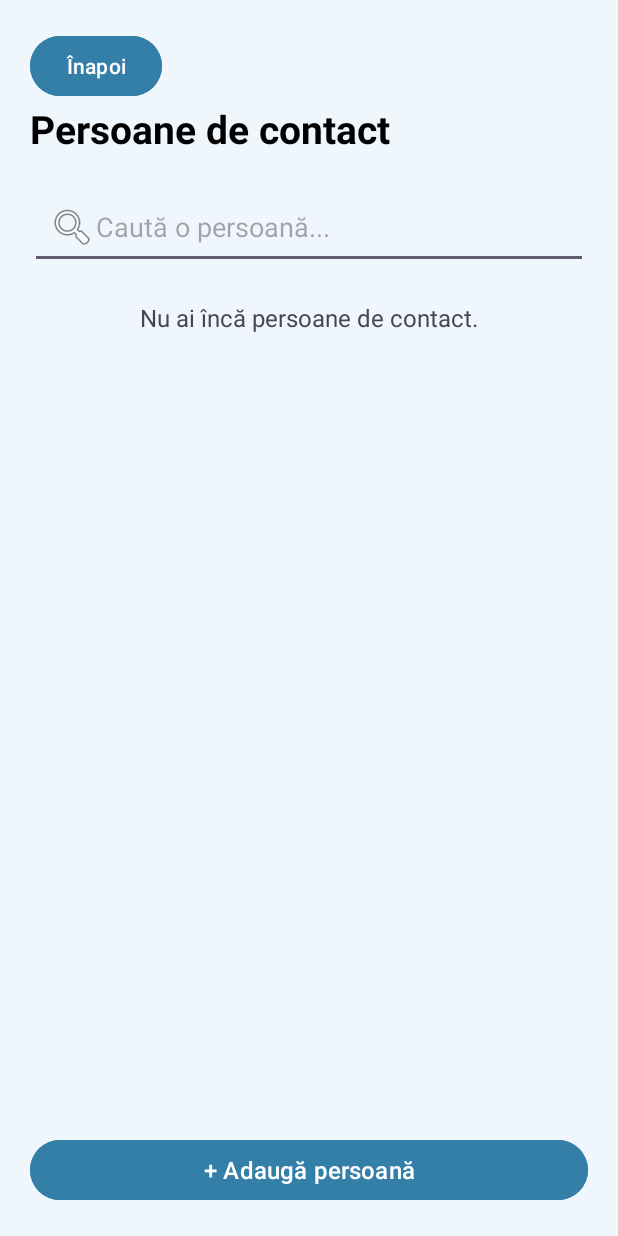
After one commit to Tib25/aplicatie-detectare-caderi, an Android app: the ContactsActivity screen opened directly, with no data from a screen before it, on a phone screen of 412 x 824 dp. The commit adds this screen. Run offline under Robolectric (Android 15) with nearby library versions, the phone set to English and light mode, and no system bars.

Commit message:
feat: implemented contact management + changed colors

```diff
--- a/app/src/main/AndroidManifest.xml
+++ b/app/src/main/AndroidManifest.xml
@@ -28,6 +28,10 @@
 
         </activity>
 
+        <activity
+            android:name=".ContactsActivity"
+            android:exported="false" />
+
     </application>
 
 </manifest>
--- /dev/null
+++ b/app/src/main/res/layout/activity_contacts.xml
@@ -0,0 +1,56 @@
+<?xml version="1.0" encoding="utf-8"?>
+<LinearLayout xmlns:android="http://schemas.android.com/apk/res/android"
+    android:layout_width="match_parent"
+    android:layout_height="match_parent"
+    android:orientation="vertical"
+    android:padding="20dp"
+    android:background="#EFF6FC">
+
+    <Button
+        android:id="@+id/btnBack"
+        android:layout_width="wrap_content"
+        android:layout_height="wrap_content"
+        android:backgroundTint="#347FA8"
+        android:text="Înapoi" />
+
+    <TextView
+        android:layout_width="match_parent"
+        android:layout_height="wrap_content"
+        android:text="Persoane de contact"
+        android:textSize="26sp"
+        android:textStyle="bold"
+        android:textColor="#000000"
+        android:paddingBottom="20dp" />
+
+    <EditText
+        android:id="@+id/etSearchContact"
+        android:layout_width="match_parent"
+        android:layout_height="wrap_content"
+        android:hint="Caută o persoană..."
+        android:drawableStart="@android:drawable/ic_menu_search"
+        android:padding="12dp"
+        android:singleLine="true" />
+
+    <ScrollView
+        android:layout_width="match_parent"
+        android:layout_height="0dp"
+        android:layout_weight="1">
+
+        <LinearLayout
+            android:id="@+id/llContacts"
+            android:layout_width="match_parent"
+            android:layout_height="wrap_content"
+            android:backgroundTint="#DCEAF5"
+            android:orientation="vertical" />
+
+    </ScrollView>
+
+    <Button
+        android:id="@+id/btnAddContact"
+        android:layout_width="match_parent"
+        android:layout_height="wrap_content"
+        android:text="+ Adaugă persoană"
+        android:backgroundTint="#347FA8"
+        android:textSize="16sp" />
+
+</LinearLayout>
```
Also changed, not shown: app/src/main/java/com/example/falldetectionapp/Contact.kt (added, +8 -0 lines), app/src/main/java/com/example/falldetectionapp/ContactsActivity.kt (added, +315 -0 lines), app/src/main/java/com/example/falldetectionapp/MainActivity.kt (+8 -0 lines), app/src/main/java/com/example/falldetectionapp/SplashActivity.kt (+8 -0 lines), app/src/main/res/layout/activity_main.xml (+5 -5 lines).
